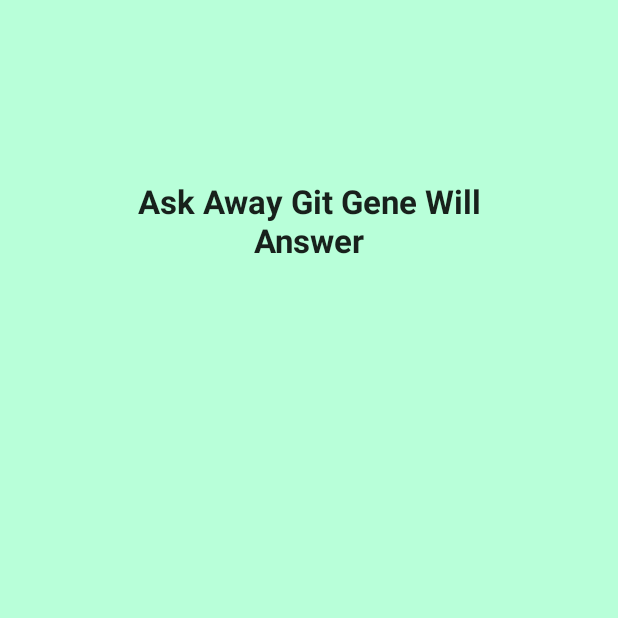
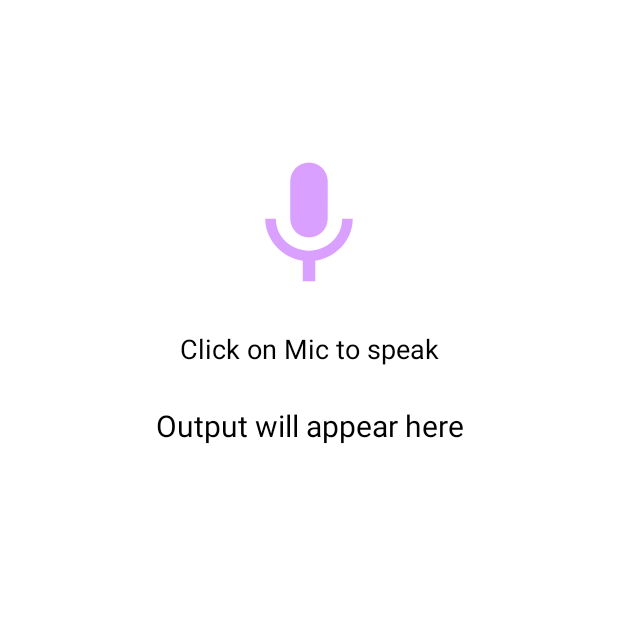
Before and after one commit to SDU-minions/7-Scalable-Systems-Project, an Android app: the screen it shows after launch (MainActivity), on a phone screen of 412 x 824 dp, the top half of it. Run offline under Robolectric (Android 15) with nearby library versions, the phone set to English and light mode, and no system bars; libraries missing offline, so code that uses them is left out: com.google.api.gax, com.google.auth.oauth2, com.google.cloud.dialogflow; 7 statements that could not run were skipped.

Commit message:
feat: speech to text working

```diff
--- /dev/null
+++ b/Git Geanie/app/src/main/res/drawable/ic_mic.xml
@@ -0,0 +1,10 @@
+<vector xmlns:android="http://schemas.android.com/apk/res/android"
+    android:width="24dp"
+    android:height="24dp"
+    android:viewportWidth="24"
+    android:viewportHeight="24"
+    android:tint="?attr/colorControlNormal">
+  <path
+      android:fillColor="@android:color/white"
+      android:pathData="M12,14c1.66,0 2.99,-1.34 2.99,-3L15,5c0,-1.66 -1.34,-3 -3,-3S9,3.34 9,5v6c0,1.66 1.34,3 3,3zM17.3,11c0,3 -2.54,5.1 -5.3,5.1S6.7,14 6.7,11L5,11c0,3.41 2.72,6.23 6,6.72L11,21h2v-3.28c3.28,-0.48 6,-3.3 6,-6.72h-1.7z"/>
+</vector>
--- a/Git Geanie/app/src/main/res/layout/activity_main.xml
+++ b/Git Geanie/app/src/main/res/layout/activity_main.xml
@@ -1,27 +1,46 @@
 <?xml version="1.0" encoding="utf-8"?>
-<androidx.constraintlayout.widget.ConstraintLayout
+<RelativeLayout
     xmlns:android="http://schemas.android.com/apk/res/android"
     xmlns:tools="http://schemas.android.com/tools"
-    xmlns:app="http://schemas.android.com/apk/res-auto"
     android:layout_width="match_parent"
     android:layout_height="match_parent"
-    android:background="@color/teal_200"
     tools:context=".MainActivity">
 
+    <!--creating a simple image view for mic-->
+    <ImageView
+        android:id="@+id/idIVMic"
+        android:layout_width="100dp"
+        android:layout_height="100dp"
+        android:layout_centerHorizontal="true"
+        android:layout_marginTop="100dp"
+        android:src="@drawable/ic_mic"
+        android:tint="@color/purple_200" />
 
+    <!--creating text view on below line-->
     <TextView
-        android:layout_width="230dp"
-        android:layout_height="60dp"
-        android:fontFamily="sans-serif"
-        android:text="@string/intro"
+        android:layout_width="match_parent"
+        android:layout_height="wrap_content"
+        android:layout_below="@id/idIVMic"
+        android:layout_marginTop="20dp"
+        android:gravity="center"
+        android:text="Click on Mic to speak"
         android:textAlignment="center"
-        android:textAppearance="@style/TextAppearance.AppCompat.Large"
-        android:textStyle="bold"
-        app:layout_constraintBottom_toBottomOf="parent"
-        app:layout_constraintHorizontal_bias="0.502"
-        app:layout_constraintLeft_toLeftOf="parent"
-        app:layout_constraintRight_toRightOf="parent"
-        app:layout_constraintTop_toTopOf="parent"
-        app:layout_constraintVertical_bias="0.156" />
+        android:textAllCaps="false"
+        android:textColor="@color/black"
+        android:textSize="18sp" />
 
-</androidx.constraintlayout.widget.ConstraintLayout>
+    <!--creating a text view for displaying
+        output on below line-->
+    <TextView
+        android:id="@+id/idTVOutput"
+        android:layout_width="match_parent"
+        android:layout_height="wrap_content"
+        android:layout_below="@id/idIVMic"
+        android:layout_marginTop="70dp"
+        android:gravity="center"
+        android:text="Output will appear here"
+        android:textAlignment="center"
+        android:textColor="@color/black"
+        android:textSize="20sp" />
+
+</RelativeLayout>
```
Also changed, not shown: Git Geanie/app/src/main/java/com/example/scalablesystems/MainActivity.kt (+141 -8 lines).
